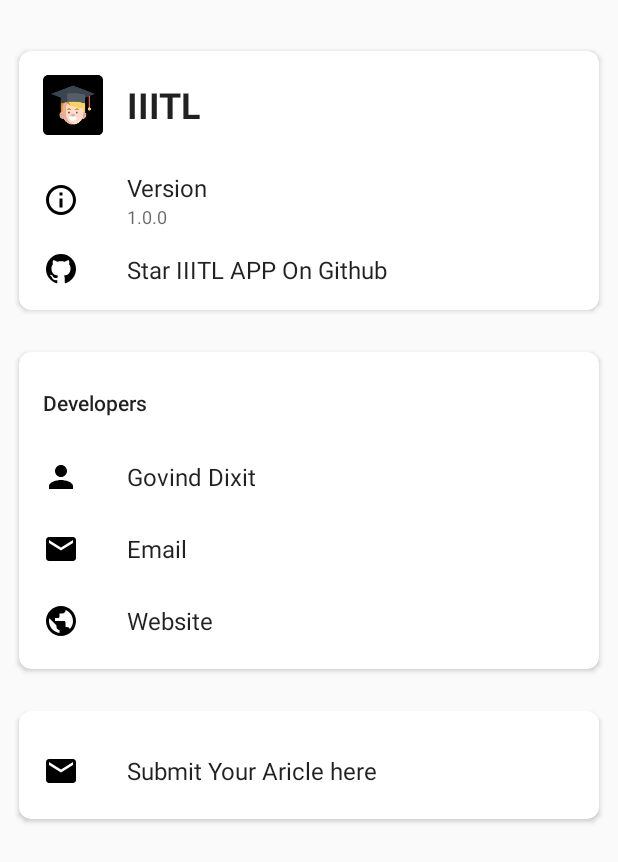
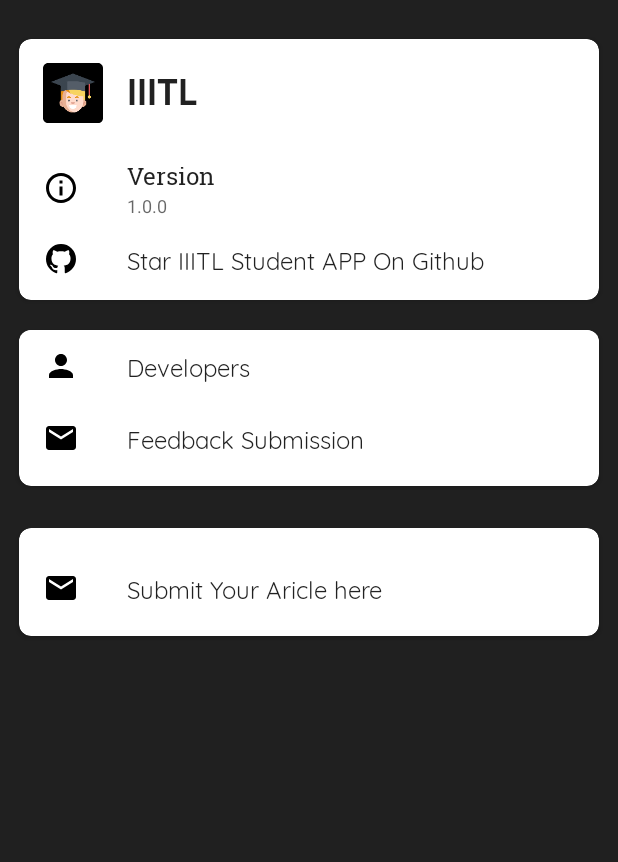
Before and after one commit to GOVINDDIXIT/IIITL-Student-APP, an Android app: the AboutPage screen opened directly, with no data from a screen before it, on a phone screen of 412 x 824 dp. Shown: the top 862 px of the screen. Run offline under Robolectric (Android 15) with nearby library versions, the phone set to English and light mode, and no system bars.

```diff
--- a/app/src/main/java/govind/iiitl/app/AboutPage.java
+++ b/app/src/main/java/govind/iiitl/app/AboutPage.java
@@ -9,15 +9,13 @@ import android.support.customtabs.CustomTabsIntent;
 import android.support.v7.app.AppCompatActivity;
 import android.view.View;
 import android.widget.LinearLayout;
-import android.widget.Toast;
 
 public class AboutPage extends AppCompatActivity implements View.OnClickListener {
 
     private LinearLayout fork;
-    private LinearLayout GovindGithub;
+    private LinearLayout developers;
     private LinearLayout email;
     private LinearLayout sendArticle;
-    private LinearLayout website;
 
 
     @Override
@@ -26,16 +24,14 @@ public class AboutPage extends AppCompatActivity implements View.OnClickListener
         setTitle("About");
         setContentView(R.layout.activity_about_page);
         fork = findViewById(R.id.Star_on_github);
-        GovindGithub = findViewById(R.id.Govind_about);
+        developers = findViewById(R.id.developers);
         email = findViewById(R.id.write_an_email);
-        sendArticle=findViewById(R.id.Submit_article);
-        website=findViewById(R.id.website);
+        sendArticle = findViewById(R.id.Submit_article);
         fork.setOnClickListener(this);
-        GovindGithub.setOnClickListener(this);
+        developers.setOnClickListener(this);
         email.setOnClickListener(this);
         sendArticle.setOnClickListener(this);
-        website.setOnClickListener(this);
-        }
+    }
 
 
     @Override
@@ -43,10 +39,10 @@ public class AboutPage extends AppCompatActivity implements View.OnClickListener
         int id = view.getId();
         switch (id) {
             case R.id.Star_on_github:
-                cromeCustomTabs(getResources().getString(R.string.Star_on_github));
+                chromeCustomTabs(getResources().getString(R.string.Star_on_github));
                 break;
-            case R.id.Govind_about:
-                cromeCustomTabs(getResources().getString(R.string.Govind_github_link));
+            case R.id.developers:
+                chromeCustomTabs(getResources().getString(R.string.developers_github_link));
                 break;
             case R.id.write_an_email:
                 sendMail();
@@ -54,17 +50,13 @@ public class AboutPage extends AppCompatActivity implements View.OnClickListener
             case R.id.Submit_article:
                 sendArticle();
                 break;
-            case R.id.website:
-                 cromeCustomTabs(getResources().getString(R.string.Website));
-                 break;
             default:
                 break;
         }
     }
 
     private void sendMail() {
-
-        String mailto = "mailto:developer8work@gmail.com";
+        String mailto = "mailto:dsc@iiitl.ac.in?subject=Feedback Submission";
 
         Intent emailIntent = new Intent(Intent.ACTION_SENDTO);
         emailIntent.setData(Uri.parse(mailto));
@@ -76,8 +68,7 @@ public class AboutPage extends AppCompatActivity implements View.OnClickListener
     }
 
     private void sendArticle() {
-
-        String mailto = "mailto:developer8work@gmail.com?subject=Article Submission";
+        String mailto = "mailto:dsc@iiitl.ac.in?subject=Article submission for Student App";
 
         Intent emailIntent = new Intent(Intent.ACTION_SENDTO);
         emailIntent.setData(Uri.parse(mailto));
@@ -88,10 +79,10 @@ public class AboutPage extends AppCompatActivity implements View.OnClickListener
         }
     }
 
-    private void cromeCustomTabs(String url){
+    private void chromeCustomTabs(String url) {
         CustomTabsIntent.Builder builder = new CustomTabsIntent.Builder();
         builder.setToolbarColor(Color.parseColor("#000000"));
         CustomTabsIntent intent = builder.build();
-        intent.launchUrl(this,Uri.parse(url));
+        intent.launchUrl(this, Uri.parse(url));
     }
 }
--- a/app/src/main/java/govind/iiitl/app/MainActivity.java
+++ b/app/src/main/java/govind/iiitl/app/MainActivity.java
@@ -92,8 +92,7 @@ public class MainActivity extends AppCompatActivity {
     }
 
     private void sendArticle() {
-
-        String mailto = "mailto:developer8work@gmail.com?subject=Article Submission";
+        String mailto = "mailto:dsc@iiitl.ac.in?subject=Article submission for Student App";
 
         Intent emailIntent = new Intent(Intent.ACTION_SENDTO);
         emailIntent.setData(Uri.parse(mailto));
--- a/app/src/main/res/layout/activity_about_page.xml
+++ b/app/src/main/res/layout/activity_about_page.xml
@@ -3,16 +3,16 @@
     xmlns:app="http://schemas.android.com/apk/res-auto"
     xmlns:tools="http://schemas.android.com/tools"
     android:layout_width="match_parent"
-    android:layout_marginTop="20dp"
     android:layout_height="match_parent"
-    android:orientation="vertical"
-    >
+    android:background="#202020"
+    android:orientation="vertical">
 
-    <android.support.v7.widget.CardView
-        xmlns:tools="http://schemas.android.com/tools"
+    <android.support.v7.widget.CardView xmlns:tools="http://schemas.android.com/tools"
         android:layout_width="match_parent"
         android:layout_height="wrap_content"
-        android:layout_margin="8dp"
+        android:layout_marginLeft="8dp"
+        android:layout_marginTop="20dp"
+        android:layout_marginRight="8dp"
         app:cardCornerRadius="8dp"
         app:cardUseCompatPadding="true">
 
@@ -39,6 +39,7 @@
                     android:layout_width="wrap_content"
                     android:layout_height="wrap_content"
                     android:layout_gravity="center_vertical"
+                    android:fontFamily="@font/ps"
                     android:paddingLeft="16dp"
                     android:paddingRight="16dp"
                     android:text="@string/app_name"
@@ -61,20 +62,21 @@
                     android:layout_width="24dp"
                     android:layout_height="24dp"
                     app:srcCompat="@drawable/ic_about"
-                    tools:ignore="ContentDescription,UnusedAttribute" />
+                    tools:ignore="ContentDescription,UnusedAttribute,VectorDrawableCompat" />
 
                 <LinearLayout
                     android:layout_width="match_parent"
                     android:layout_height="wrap_content"
+                    android:layout_marginStart="32dp"
                     android:layout_marginLeft="32dp"
-                    android:layout_marginStart="32dp"
                     android:orientation="vertical"
-                    android:paddingBottom="8dp"
-                    android:paddingTop="8dp">
+                    android:paddingTop="8dp"
+                    android:paddingBottom="8dp">
 
                     <TextView
                         android:layout_width="wrap_content"
                         android:layout_height="wrap_content"
+                        android:fontFamily="@font/roboto"
                         android:text="@string/version"
                         android:textAppearance="@style/TextAppearance.AppCompat.Subhead" />
 
@@ -93,12 +95,12 @@
                 android:id="@+id/Star_on_github"
                 android:layout_width="match_parent"
                 android:layout_height="wrap_content"
+                android:background="@drawable/background"
                 android:clickable="true"
+                android:focusable="true"
                 android:gravity="center_vertical"
                 android:orientation="horizontal"
-                android:background="@drawable/background"
                 android:paddingLeft="16dp"
-                android:focusable="true"
                 android:paddingRight="16dp">
 
                 <ImageView
@@ -106,20 +108,21 @@
                     android:layout_width="24dp"
                     android:layout_height="24dp"
                     app:srcCompat="@drawable/ic_github_circle_white_24dp"
-                    tools:ignore="ContentDescription,UnusedAttribute" />
+                    tools:ignore="ContentDescription,UnusedAttribute,VectorDrawableCompat" />
 
                 <TextView
                     android:layout_width="wrap_content"
                     android:layout_height="wrap_content"
+                    android:layout_marginStart="32dp"
                     android:layout_marginLeft="32dp"
-                    android:layout_marginStart="32dp"
+                    android:fontFamily="@font/qs"
+                    android:paddingTop="8dp"
                     android:paddingBottom="8dp"
-                    android:paddingTop="8dp"
-                    android:text="Star IIITL APP On Github"
+
+                    android:text="Star IIITL Student APP On Github"
                     android:textAppearance="@style/TextAppearance.AppCompat.Subhead" />
 
             </LinearLayout>
-
 
         </LinearLayout>
 
@@ -139,27 +142,17 @@
             android:layout_marginBottom="8dp"
             android:orientation="vertical">
 
-            <TextView
-                android:layout_width="wrap_content"
-                android:layout_height="wrap_content"
-                android:layout_gravity="start|center_vertical"
-                android:paddingBottom="16dp"
-                android:paddingLeft="16dp"
-                android:paddingRight="16dp"
-                android:paddingTop="24dp"
-                android:text="Developers"
-                android:textAppearance="@style/TextAppearance.AppCompat.Body2" />
 
             <LinearLayout
-                android:id="@+id/Govind_about"
+                android:id="@+id/developers"
                 android:layout_width="match_parent"
                 android:layout_height="wrap_content"
+                android:background="@drawable/background"
+                android:clickable="true"
                 android:gravity="center_vertical"
+                android:minHeight="@dimen/md_listitem_height"
                 android:orientation="horizontal"
                 android:paddingLeft="16dp"
-                android:background="@drawable/background"
-                android:clickable="true"
-                android:minHeight="@dimen/md_listitem_height"
                 android:paddingRight="16dp">
 
                 <ImageView
@@ -167,21 +160,23 @@
                     android:layout_height="24dp"
                     android:tint="#000"
                     app:srcCompat="@drawable/ic_person"
-                    tools:ignore="ContentDescription,UnusedAttribute" />
+                    tools:ignore="ContentDescription,UnusedAttribute,VectorDrawableCompat" />
 
                 <LinearLayout
                     android:layout_width="match_parent"
                     android:layout_height="wrap_content"
+                    android:layout_marginStart="32dp"
                     android:layout_marginLeft="32dp"
-                    android:layout_marginStart="32dp"
                     android:orientation="vertical"
-                    android:paddingBottom="8dp"
-                    android:paddingTop="8dp">
+                    android:paddingTop="8dp"
+                    android:paddingBottom="8dp">
 
                     <TextView
                         android:layout_width="wrap_content"
                         android:layout_height="wrap_content"
-                        android:text="@string/Govind"
+                        android:fontFamily="@font/qs"
+
+                        android:text="@string/developers"
                         android:textAppearance="@style/TextAppearance.AppCompat.Subhead" />
                 </LinearLayout>
 
@@ -193,61 +188,31 @@
                 android:id="@+id/write_an_email"
                 android:layout_width="match_parent"
                 android:layout_height="wrap_content"
+                android:background="@drawable/background"
                 android:clickable="true"
+                android:focusable="true"
                 android:gravity="center_vertical"
+                android:minHeight="@dimen/md_listitem_height"
                 android:orientation="horizontal"
-                android:background="@drawable/background"
                 android:paddingLeft="16dp"
-                android:paddingRight="16dp"
-                android:focusable="true"
-                android:minHeight="@dimen/md_listitem_height">
+                android:paddingRight="16dp">
 
                 <ImageView
                     android:id="@+id/icon_email"
                     android:layout_width="24dp"
                     android:layout_height="24dp"
                     app:srcCompat="@drawable/ic_email"
-                    tools:ignore="ContentDescription,UnusedAttribute" />
+                    tools:ignore="ContentDescription,UnusedAttribute,VectorDrawableCompat" />
 
                 <TextView
                     android:layout_width="wrap_content"
                     android:layout_height="wrap_content"
+                    android:layout_marginStart="32dp"
                     android:layout_marginLeft="32dp"
-                    android:layout_marginStart="32dp"
+                    android:fontFamily="@font/qs"
+                    android:paddingTop="8dp"
                     android:paddingBottom="8dp"
-                    android:paddingTop="8dp"
-                    android:text="Email"
-                    android:textAppearance="@style/TextAppearance.AppCompat.Subhead" />
-
-            </LinearLayout>
-            <LinearLayout
-                android:id="@+id/website"
-                android:layout_width="match_parent"
-                android:layout_height="wrap_content"
-                android:clickable="true"
-                android:gravity="center_vertical"
-                android:orientation="horizontal"
-                android:background="@drawable/background"
-                android:paddingLeft="16dp"
-                android:paddingRight="16dp"
-                android:focusable="true"
-                android:minHeight="@dimen/md_listitem_height">
-
-                <ImageView
-                    android:id="@+id/icon_website"
-                    android:layout_width="24dp"
-                    android:layout_height="24dp"
-                    app:srcCompat="@drawable/ic_public_black_24dp"
-                    tools:ignore="ContentDescription,UnusedAttribute" />
-
-                <TextView
-                    android:layout_width="wrap_content"
-                    android:layout_height="wrap_content"
-                    android:layout_marginLeft="32dp"
-                    android:layout_marginStart="32dp"
-                    android:paddingBottom="8dp"
-                    android:paddingTop="8dp"
-                    android:text="Website"
+                    android:text="Feedback Submission"
                     android:textAppearance="@style/TextAppearance.AppCompat.Subhead" />
 
             </LinearLayout>
@@ -272,15 +237,14 @@
             android:orientation="vertical">
 
 
-
             <LinearLayout
                 android:layout_width="match_parent"
                 android:layout_height="wrap_content"
+                android:layout_marginStart="32dp"
                 android:layout_marginLeft="32dp"
-                android:layout_marginStart="32dp"
                 android:orientation="vertical"
-                android:paddingBottom="8dp"
-                android:paddingTop="8dp">
+                android:paddingTop="8dp"
+                android:paddingBottom="8dp">
 
 
             </LinearLayout>
@@ -289,29 +253,30 @@
                 android:id="@+id/Submit_article"
                 android:layout_width="match_parent"
                 android:layout_height="wrap_content"
+                android:background="@drawable/background"
                 android:clickable="true"
+                android:focusable="true"
                 android:gravity="center_vertical"
+                android:minHeight="@dimen/md_listitem_height"
                 android:orientation="horizontal"
-                android:background="@drawable/background"
                 android:paddingLeft="16dp"
-                android:paddingRight="16dp"
-                android:focusable="true"
-                android:minHeight="@dimen/md_listitem_height">
+                android:paddingRight="16dp">
 
                 <ImageView
                     android:id="@+id/Submit_email_image"
                     android:layout_width="24dp"
                     android:layout_height="24dp"
                     app:srcCompat="@drawable/ic_email"
-                    tools:ignore="ContentDescription,UnusedAttribute" />
+                    tools:ignore="ContentDescription,UnusedAttribute,VectorDrawableCompat" />
 
                 <TextView
                     android:layout_width="wrap_content"
                     android:layout_height="wrap_content"
+                    android:layout_marginStart="32dp"
                     android:layout_marginLeft="32dp"
-                    android:layout_marginStart="32dp"
+                    android:fontFamily="@font/qs"
+                    android:paddingTop="8dp"
                     android:paddingBottom="8dp"
-                    android:paddingTop="8dp"
                     android:text="Submit Your Aricle here"
                     android:textAppearance="@style/TextAppearance.AppCompat.Subhead" />
 
--- a/app/src/main/res/layout/activity_main.xml
+++ b/app/src/main/res/layout/activity_main.xml
@@ -35,6 +35,7 @@
         android:layout_height="match_parent"
         android:layout_gravity="start"
         app:menu="@menu/drawer_menu"
+        app:theme="@style/navigation_view"
         app:headerLayout="@layout/header">
 
     </android.support.design.widget.NavigationView>
--- a/app/src/main/res/layout/activity_splash.xml
+++ b/app/src/main/res/layout/activity_splash.xml
@@ -8,11 +8,11 @@
 
     <ImageView
         android:id="@+id/logo"
-        android:layout_width="wrap_content"
-        android:layout_height="wrap_content"
+        android:layout_width="256dp"
+        android:layout_height="256dp"
         android:layout_alignParentTop="true"
         android:layout_centerHorizontal="true"
-        android:layout_marginTop="57dp"
+        android:layout_marginTop="172dp"
         android:src="@drawable/logo" />
 
     <TextView
--- a/app/src/main/res/values/strings.xml
+++ b/app/src/main/res/values/strings.xml
@@ -11,9 +11,9 @@
     <string name="version">Version</string>
     <string name="action_settings">Settings</string>
     <string name="version_no">1.0.0</string>
-    <string name="Govind">Govind Dixit</string>
+    <string name="developers">Developers</string>
     <string name="Star_on_github">https://github.com/GOVINDDIXIT/IIITL-Student-APP</string>
-    <string name="Govind_github_link">https://github.com/GOVINDDIXIT</string>
+    <string name="developers_github_link">https://github.com/GOVINDDIXIT/IIITL-Student-APP/graphs/contributors?from=2019-05-26&amp;to=2020-01-04&amp;type=a</string>
     <string name="Website">https://iiitlblog.blogspot.com/</string>
     <string name="title_activity_login">Sign in</string>
     <string name="axios_website">https://axios.iiitl.ac.in/</string>
@@ -35,7 +35,6 @@
     </string>
 
 
-
     <string-array name="year">
         <item> 1-Year</item>
         <item> 2-Year</item>
@@ -54,4 +53,7 @@
         <item>CSE (M.Tech)</item>
     </string-array>
 
+    <!-- TODO: Remove or change this placeholder text -->
+    <string name="hello_blank_fragment">Hello blank fragment</string>
+
 </resources>
--- a/app/src/main/res/values/styles.xml
+++ b/app/src/main/res/values/styles.xml
@@ -16,4 +16,8 @@
         <item name="android:windowBackground">@android:color/white</item>
     </style>
 
+    <style name="navigation_view" parent="AppTheme">
+        <item name="android:fontFamily">@font/ps</item>
+    </style>
+
 </resources>
```
Also changed, not shown: app/src/main/java/govind/iiitl/app/AskDetail.java (+7 -10 lines), app/src/main/java/govind/iiitl/app/SignIn/LogOut.java (+0 -16 lines), app/src/main/res/layout/activity_log_out.xml (+4 -8 lines), app/src/main/res/layout/header.xml (+11 -13 lines).
